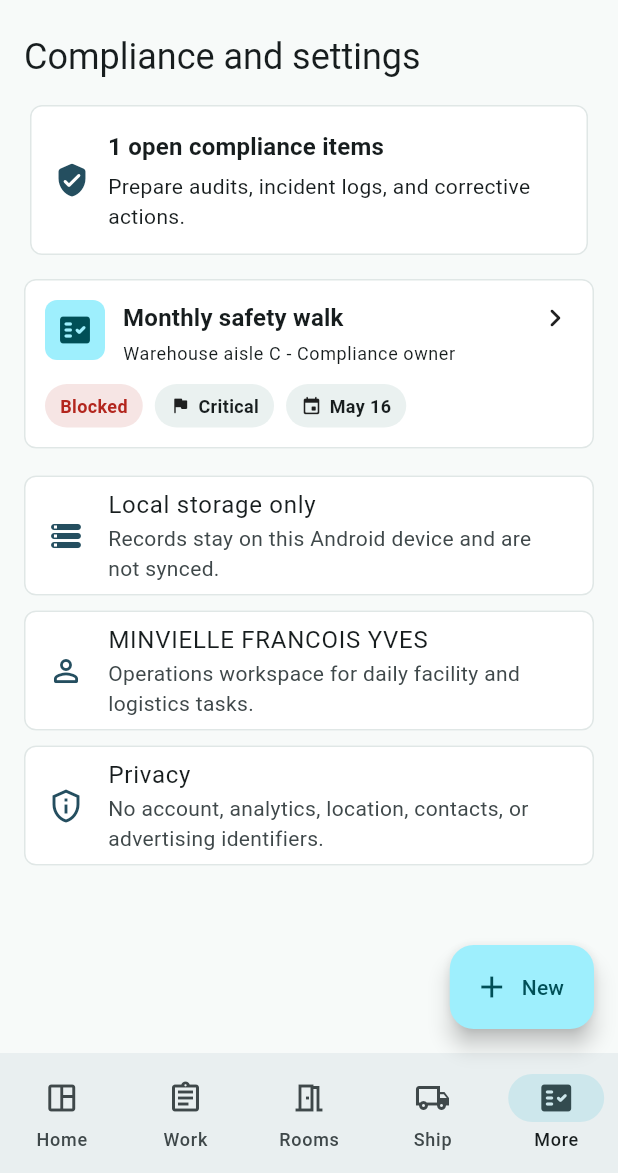
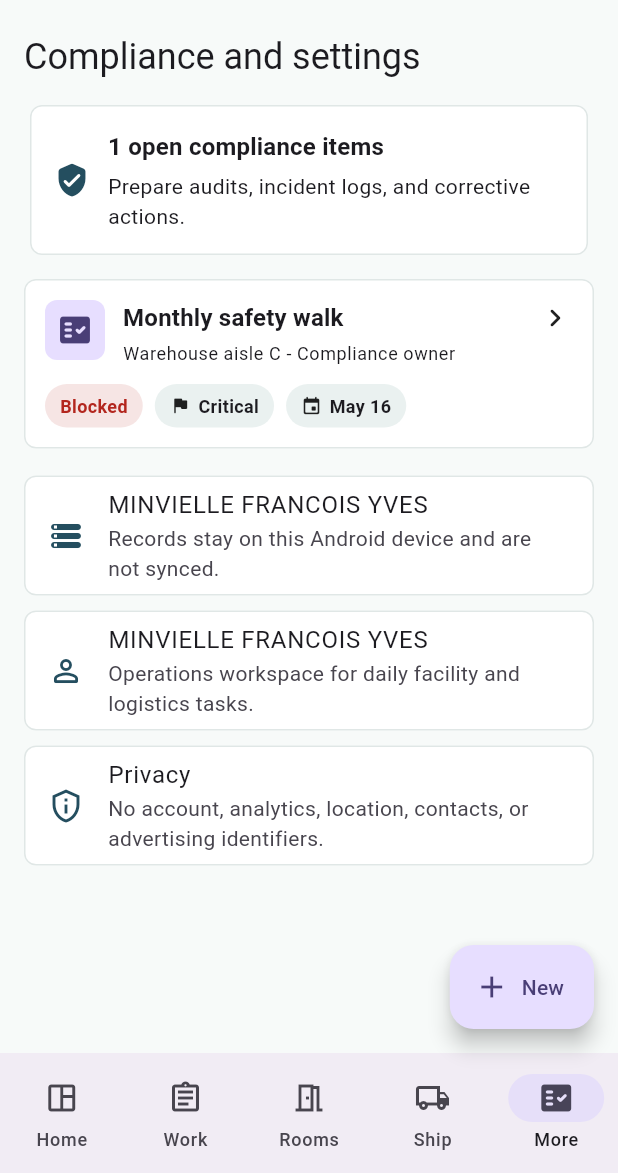
Before and after one commit to EOOrga/68d9d0fc1299230338caee33, a Flutter app: the screen it shows after launch, item 5 of the bottom bar chosen, on a phone screen of 412 x 824 dp, the part 63-1236 px from its top. Run offline on Flutter 3.47's test engine with Material 3 defaults, Android fonts, the phone set to English and light mode, and no system bars; our stand-ins replace shared_preferences.

Commit message:
Create Flutter variant com.dyoftzjhpfmb.minvielle_ops

```diff
--- a/lib/main.dart
+++ b/lib/main.dart
@@ -295,7 +295,7 @@ class _MinvielleOpsAppState extends State<MinvielleOpsApp> {
 }
 
 ThemeData _buildTheme() {
-  const seed = Color(0xFF2D6A73);
+  const seed = Color(0xFF621FFF);
   final scheme = ColorScheme.fromSeed(
     seedColor: seed,
     brightness: Brightness.light,
@@ -867,7 +867,7 @@ class MoreScreen extends StatelessWidget {
         const SizedBox(height: 8),
         _SettingsTile(
           icon: Icons.storage_rounded,
-          title: 'Local storage only',
+          title: 'MINVIELLE FRANCOIS YVES',
           subtitle: 'Records stay on this Android device and are not synced.',
         ),
         _SettingsTile(
--- a/pubspec.yaml
+++ b/pubspec.yaml
@@ -27,6 +27,6 @@ flutter_launcher_icons:
   android: true
   ios: false
   image_path: docs/icon.png
-  adaptive_icon_background: "#F4F7F6"
+  adaptive_icon_background: "#FF1FBC"
   adaptive_icon_foreground: docs/icon.png
   min_sdk_android: 23
```
Also changed, not shown: docs/icon.png, 11 other files.
